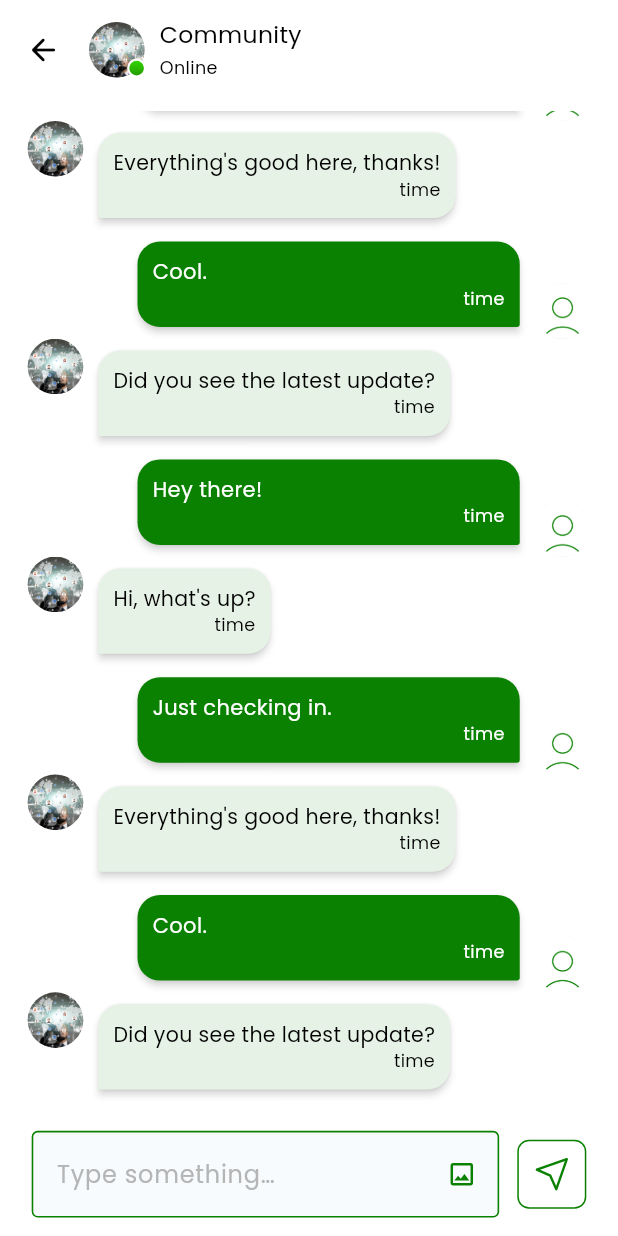
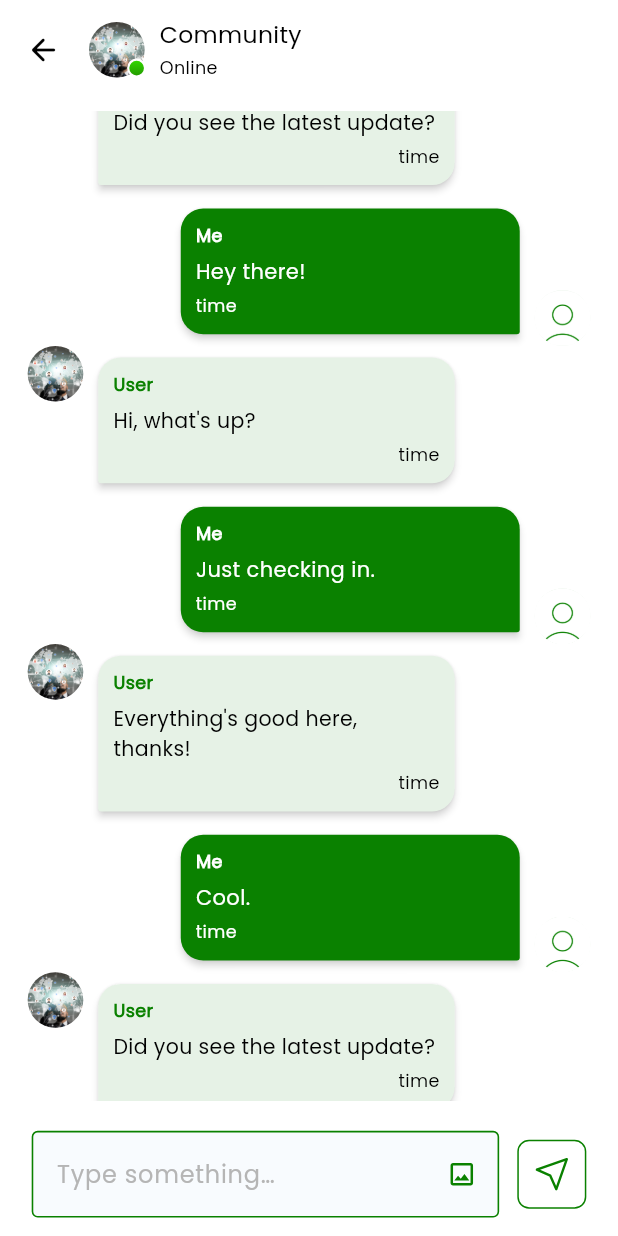
Before and after one commit to bdCalling-Sdt-hub/Stock-Cartel, a Flutter app: the ChatScreen screen opened by its route, on a phone screen of 412 x 824 dp. Run offline on Flutter 3.47's test engine with Material 3 defaults, Android fonts, the phone set to English and light mode, and no system bars; drawn by our look-alikes of flutter_chat_bubble; our stand-ins replace connectivity_plus, country_code_picker, flutter_html, flutter_screenutil, flutter_spinkit, flutter_svg and 7 more; accounts and stored records are empty.

Commit message:
chat screen issue fix

```diff
--- a/lib/views/screens/chatsScreen/chat_screen.dart
+++ b/lib/views/screens/chatsScreen/chat_screen.dart
@@ -353,11 +353,19 @@ class _ChatScreenState extends State<ChatScreen> {
             margin: EdgeInsets.only(top: 8.h, bottom: 8.h),
             child: Container(
               constraints: BoxConstraints(
-                maxWidth: MediaQuery.of(context).size.width * 0.57.w,
+                maxWidth: MediaQuery.of(context).size.width * 0.50.w,
               ),
               child: Column(
-                crossAxisAlignment: CrossAxisAlignment.end,
+                crossAxisAlignment: CrossAxisAlignment.start,
                 children: [
+                  CustomText(
+                    text: 'User',
+                  fontsize: 12.sp,
+                    color: AppColors.primaryColor,
+                    fontWeight: FontWeight.w800,
+                    textAlign: TextAlign.start,
+                    bottom: 5.h,
+                  ),
                   Text(
                     message['message'] ?? "",
                     style: TextStyle(
@@ -366,21 +374,14 @@ class _ChatScreenState extends State<ChatScreen> {
                     ),
                     textAlign: TextAlign.start,
                   ),
-                  Row(
-                    mainAxisAlignment: MainAxisAlignment.end,
-                    mainAxisSize: MainAxisSize.min,
-                    children: [
-                      Flexible(
-                        child: Text(
-                          'time',
-                          style: TextStyle(
-                            color: Colors.black,
-                            fontSize: 12.sp,
-                          ),
-                          textAlign: TextAlign.end,
-                        ),
-                      ),
-                    ],
+                  SizedBox(height: 5.h),
+                  Align(
+                    alignment: Alignment.bottomRight,
+                    child: Text(
+                      'time',
+                      textAlign: TextAlign.end,
+                      style: TextStyle(color: Colors.black, fontSize: 12.sp),
+                    ),
                   ),
                 ],
               ),
@@ -407,18 +408,27 @@ class _ChatScreenState extends State<ChatScreen> {
             backGroundColor: AppColors.primaryColor,
             child: Container(
               constraints: BoxConstraints(
-                maxWidth: MediaQuery.of(context).size.width * 0.57,
+                maxWidth: MediaQuery.of(context).size.width * 0.50,
               ),
               child: Column(
                 crossAxisAlignment: CrossAxisAlignment.start,
                 children: [
+                  CustomText(
+                    text: 'Me',
+                    fontsize: 12.sp,
+                    color: AppColors.white,
+                    fontWeight: FontWeight.w800,
+                    textAlign: TextAlign.start,
+                    bottom: 5.h,
+                  ),
                   Text(
                     message['message'] ?? "",
                     style: const TextStyle(color: Colors.white),
                     textAlign: TextAlign.start,
                   ),
+                  SizedBox(height: 5.h),
                   Align(
-                    alignment: Alignment.centerRight,
+                    alignment: Alignment.bottomLeft,
                     child: Text(
                       'time',
                       textAlign: TextAlign.end,
```
